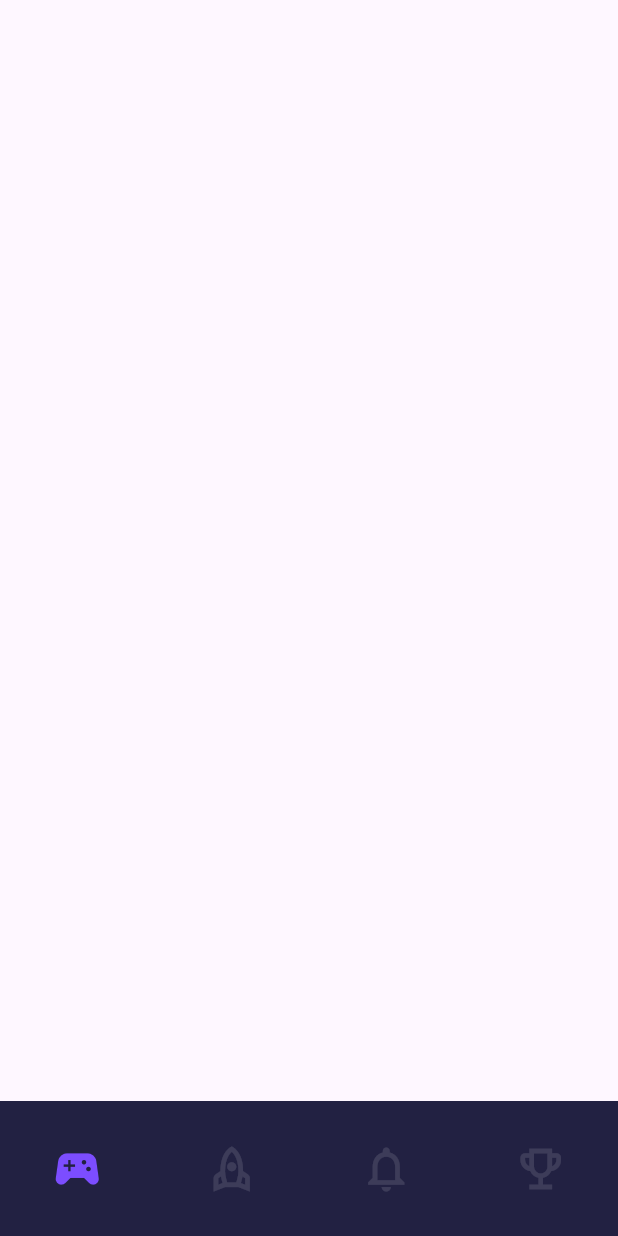
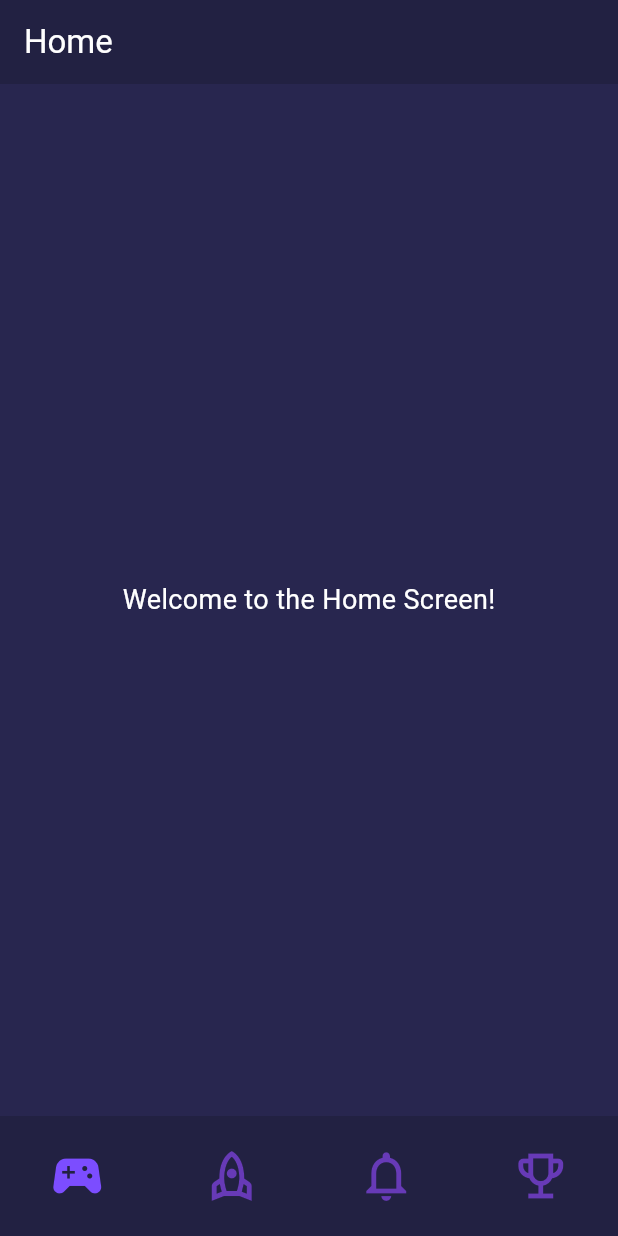
Before and after one commit to h33rman/chronova, a Flutter app: the screen it shows after launch, on a phone screen of 412 x 824 dp. Run offline on Flutter 3.47's test engine with Material 3 defaults, Android fonts, the phone set to English and light mode, and no system bars.

Commit message:
navigation

```diff
--- a/chronova_app/lib/main.dart
+++ b/chronova_app/lib/main.dart
@@ -4,6 +4,7 @@ import 'package:flutter/material.dart';
 void main()
 {
   runApp(MaterialApp(
+    color:const Color.fromARGB(255, 109, 108, 129),
     home: BottomBarMenu(),
   ));
 }
--- /dev/null
+++ b/chronova_app/lib/screens/home_screen.dart
@@ -0,0 +1,24 @@
+import 'package:flutter/material.dart';
+
+class HomeScreen extends StatelessWidget {
+  const HomeScreen({super.key});
+
+  @override
+  Widget build(BuildContext context) {
+    return Scaffold(
+      appBar: AppBar(
+        title: const Text("Home", style: TextStyle(color: Colors.white)),
+        backgroundColor: const Color(0xFF222142),
+      ),
+      body: Container(
+        color: const Color(0xFF28264F), // Full body background color
+        child: const Center(
+          child: Text(
+            "Welcome to the Home Screen!",
+            style: TextStyle(fontSize: 18, color: Colors.white),
+          ),
+        ),
+      ),
+    );
+  }
+}
--- a/chronova_app/lib/widgets/navigation_bar.dart
+++ b/chronova_app/lib/widgets/navigation_bar.dart
@@ -1,4 +1,8 @@
 import 'package:flutter/material.dart';
+import '../screens/home_screen.dart';
+import '../screens/news_screen.dart';
+import '../screens/notification_screen.dart';
+import '../screens/ranking_screen.dart';
 
 class BottomBarMenu extends StatefulWidget {
   const BottomBarMenu({super.key});
@@ -8,51 +12,71 @@ class BottomBarMenu extends StatefulWidget {
 }
 
 class _BottomBarMenuState extends State<BottomBarMenu> {
-
   int index = 0;
 
+  final List<Widget> screens = const [
+    HomeScreen(),
+    NewsScreen(),
+    NotificationScreen(),
+    RankingScreen(),
+  ];
+
   @override
-  Widget build(BuildContext context) => Scaffold(
+  Widget build(BuildContext context) {
+    return Scaffold(
+      body: screens[index], // Display the selected screen
       bottomNavigationBar: NavigationBarTheme(
         data: NavigationBarThemeData(
-        indicatorColor: const Color(0xFF222142),
-        // Indicator shape for the selected item : Just a bar on the bottom
-
-        labelPadding: EdgeInsets.only(top: 10, bottom: 10),
-        labelTextStyle: WidgetStatePropertyAll(TextStyle(
-          fontSize: 12,
-          color: Colors.white
-        ))
+          indicatorColor: Colors.transparent,
+          labelTextStyle: const WidgetStatePropertyAll(
+            TextStyle(fontSize: 12, color: Colors.white),
+          ),
         ),
         child: NavigationBar(
-        height: 90,
+          height: 80,
           backgroundColor: const Color(0xFF222142),
-        onDestinationSelected: (index) =>
-          setState(() => this.index = index),
+          onDestinationSelected: (newIndex) {
+            setState(() => index = newIndex);
+          },
           labelBehavior: NavigationDestinationLabelBehavior.alwaysHide,
-        animationDuration: Duration(seconds: 1),
+          animationDuration: const Duration(seconds: 1),
           selectedIndex: index,
-        destinations:
-        [
-          NavigationDestination(
-            icon: Icon(color :Colors.white12,Icons.sports_esports_outlined, size: 36),
-            selectedIcon: Icon(color:Colors.deepPurpleAccent, Icons.sports_esports, size: 36),
-            label: "Home"),
-          NavigationDestination(
-            icon: Icon(color :Colors.white12,Icons.rocket_outlined,size: 36),
-            selectedIcon: Icon(color:Colors.deepPurpleAccent, Icons.rocket_sharp,size: 36),
-            label: "News"),
-          NavigationDestination(
-            icon: Icon(color :Colors.white12, Icons.notifications_outlined, size: 36),
-            selectedIcon: Icon(color:Colors.deepPurpleAccent, Icons.notifications,size: 36),
-            label: "Notification"),
-          NavigationDestination(
-            icon: Icon(color :Colors.white12, Icons.emoji_events_outlined, size: 36),
-            selectedIcon: Icon(color:Colors.deepPurpleAccent, Icons.emoji_events, size: 36),
-            label: "Ranking")
+          destinations: [
+            _buildNavigationItem(
+              icon: Icons.sports_esports_outlined,
+              selectedIcon: Icons.sports_esports,
+              label: "Home",
+            ),
+            _buildNavigationItem(
+              icon: Icons.rocket_outlined,
+              selectedIcon: Icons.rocket_sharp,
+              label: "News",
+            ),
+            _buildNavigationItem(
+              icon: Icons.notifications_outlined,
+              selectedIcon: Icons.notifications,
+              label: "Notification",
+            ),
+            _buildNavigationItem(
+              icon: Icons.emoji_events_outlined,
+              selectedIcon: Icons.emoji_events,
+              label: "Ranking",
+            ),
+          ],
+        ),
+      ),
+    );
+  }
 
-        ]),
-  )
+  NavigationDestination _buildNavigationItem({
+    required IconData icon,
+    required IconData selectedIcon,
+    required String label,
+  }) {
+    return NavigationDestination(
+      icon: Icon(icon, color: Colors.deepPurple, size: 40),
+      selectedIcon: Icon(selectedIcon, color: Colors.deepPurpleAccent, size: 40),
+      label: label,
     );
-
   }
+}
```
Also changed, not shown: chronova_app/lib/screens/news_screen.dart (added, +18 -0 lines), chronova_app/lib/screens/notification_screen.dart (added, +18 -0 lines), chronova_app/lib/screens/ranking_screen.dart (added, +18 -0 lines), chronova_app/lib/widgets/test_view.dart (added, +18 -0 lines). Lines whose indentation alone changed are shown as unchanged.
